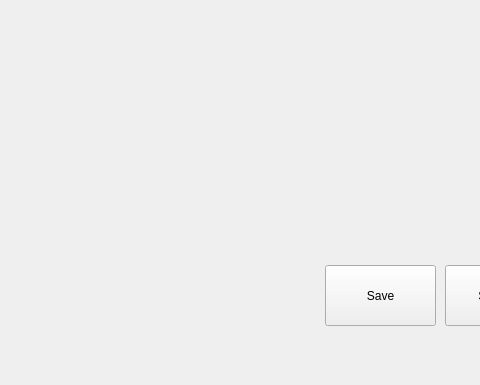
Old version of the form mainwindow.ui in the repository phillserrazina/FinalYearProject; both pictures show x 225 to 705 and y 215 to 600 of the 800 by 600 pixel window.
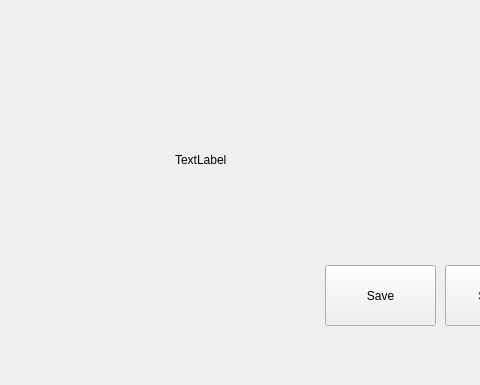
New version of the form.

Commit message: Kept Working On App Info Buttons

```diff
--- a/mainwindow.ui
+++ b/mainwindow.ui
@@ -62,6 +62,19 @@
     </property>
     <layout class="QVBoxLayout" name="appOptionsLayout"/>
    </widget>
+   <widget class="QLabel" name="label">
+    <property name="geometry">
+     <rect>
+      <x>400</x>
+      <y>310</y>
+      <width>130</width>
+      <height>130</height>
+     </rect>
+    </property>
+    <property name="text">
+     <string>TextLabel</string>
+    </property>
+   </widget>
   </widget>
   <widget class="QMenuBar" name="menubar">
    <property name="geometry">
```
Left out of the diff: 3 changed lines with no effect on the pictures. The commit also changes 7 other files.
